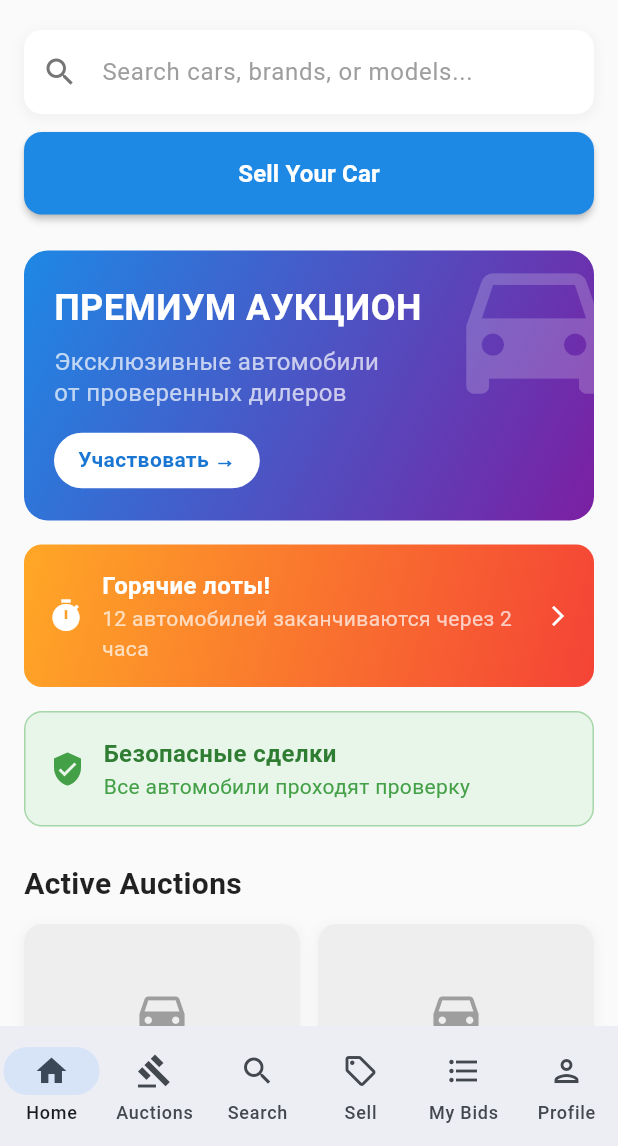
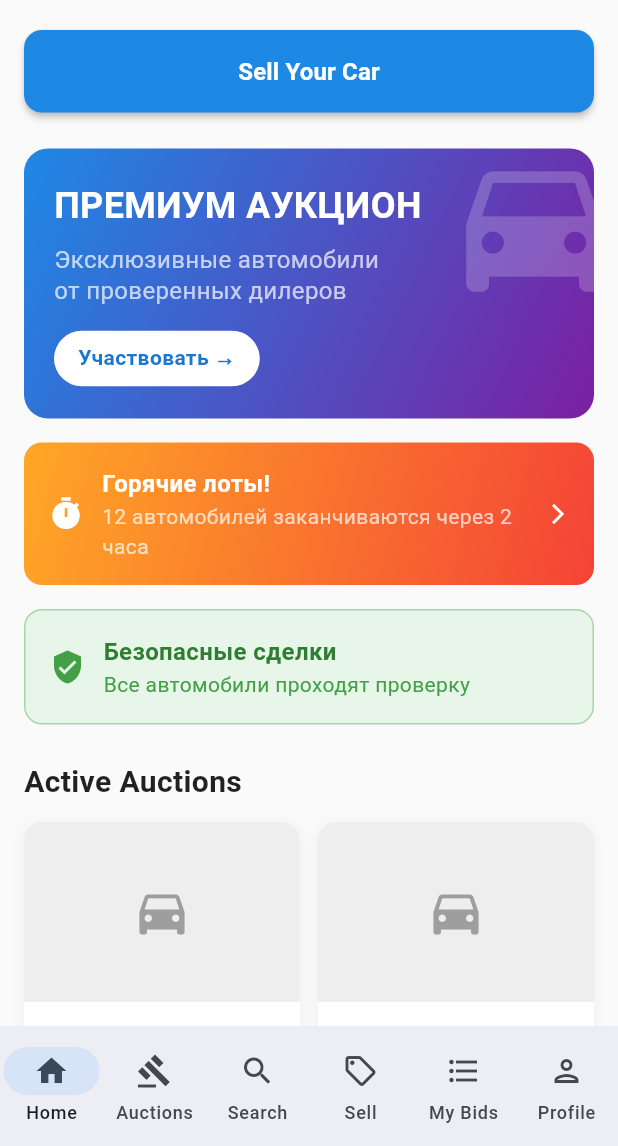
Before and after one commit to serviceapp225/ARO, a Flutter app: the screen it shows after launch, on a phone screen of 412 x 824 dp, the part 90-1236 px from its top. Run offline on Flutter 3.47's test engine with Material 3 defaults, Android fonts, the phone set to English and light mode, and no system bars.

Commit message:
Simplify main screen by removing the search bar for a cleaner interface
Removes the search bar from the home screen in Flutter and React.

Replit-Commit-Author: Agent
Replit-Commit-Session-Id: 4946345d-ac99-4a2f-915c-6c0cb7f43d87
Replit-Commit-Screenshot-Url: https://storage.googleapis.com/screenshot-production-us-central1/d8a15fc1-aa9c-422e-afb1-9506fa80f861/146cceb2-ed10-4f25-a102-04acedaddfa0.jpg

```diff
--- a/autoauction_flutter/lib/screens/home_screen.dart
+++ b/autoauction_flutter/lib/screens/home_screen.dart
@@ -90,39 +90,7 @@ class _SearchSection extends StatelessWidget {
   Widget build(BuildContext context) {
     return Container(
       padding: const EdgeInsets.symmetric(horizontal: 16, vertical: 8),
-      child: Column(
-        children: [
-          // Search Bar
-          Container(
-            decoration: BoxDecoration(
-              color: Colors.white,
-              borderRadius: BorderRadius.circular(12),
-              boxShadow: [
-                BoxShadow(
-                  color: Colors.grey.withOpacity(0.1),
-                  spreadRadius: 1,
-                  blurRadius: 6,
-                  offset: const Offset(0, 2),
-                ),
-              ],
-            ),
-            child: TextField(
-              decoration: InputDecoration(
-                hintText: 'Search cars, brands, or models...',
-                hintStyle: TextStyle(color: Colors.grey.shade500),
-                prefixIcon: Icon(Icons.search, color: Colors.grey.shade600),
-                border: InputBorder.none,
-                contentPadding: const EdgeInsets.symmetric(horizontal: 16, vertical: 16),
-              ),
-              onTap: () => Navigator.pushNamed(context, '/search'),
-              readOnly: true,
-            ),
-          ),
-
-          const SizedBox(height: 12),
-
-          // Sell Your Car Button
-          SizedBox(
+      child: SizedBox(
         width: double.infinity,
         child: ElevatedButton(
           onPressed: () => Navigator.pushNamed(context, '/sell-car'),
@@ -143,8 +111,6 @@ class _SearchSection extends StatelessWidget {
             ),
           ),
         ),
-          ),
-        ],
       ),
     );
   }
```
Also changed, not shown: 2 other files. Lines whose indentation alone changed are shown as unchanged.
